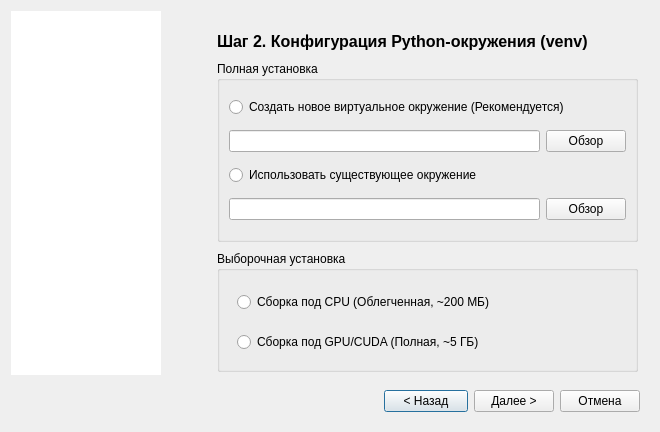
Ivanos121/pyTorch-Studio, file src/start_progect.ui: the form before one commit.
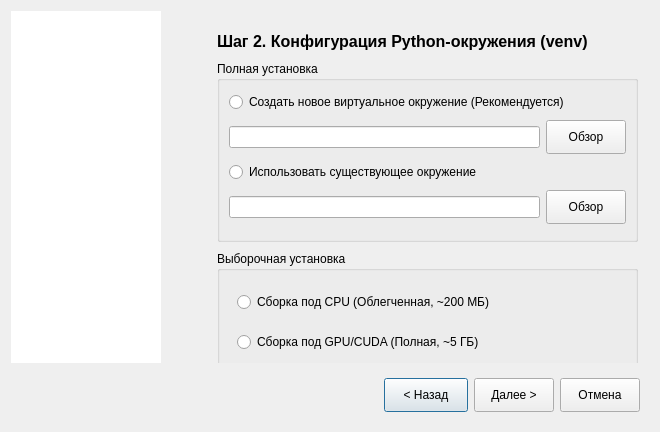
The form after the commit. The open tabs and pages were chosen to show the change.

```diff
--- a/src/start_progect.ui
+++ b/src/start_progect.ui
@@ -31,13 +31,13 @@
         <property name="minimumSize">
          <size>
           <width>84</width>
-          <height>0</height>
+          <height>34</height>
          </size>
         </property>
         <property name="maximumSize">
          <size>
-          <width>84</width>
-          <height>16777215</height>
+          <width>0</width>
+          <height>34</height>
          </size>
         </property>
         <property name="text">
@@ -53,6 +53,12 @@
           <verstretch>0</verstretch>
          </sizepolicy>
         </property>
+        <property name="minimumSize">
+         <size>
+          <width>0</width>
+          <height>34</height>
+         </size>
+        </property>
         <property name="text">
          <string>Далее &gt;</string>
         </property>
@@ -66,6 +72,12 @@
           <verstretch>0</verstretch>
          </sizepolicy>
         </property>
+        <property name="minimumSize">
+         <size>
+          <width>0</width>
+          <height>34</height>
+         </size>
+        </property>
         <property name="text">
          <string>Отмена</string>
         </property>
@@ -204,6 +216,12 @@
         </item>
         <item row="1" column="1">
          <widget class="QPushButton" name="btn_dyr2">
+          <property name="minimumSize">
+           <size>
+            <width>0</width>
+            <height>34</height>
+           </size>
+          </property>
           <property name="text">
            <string>Обзор</string>
           </property>
@@ -221,6 +239,12 @@
         </item>
         <item row="3" column="1">
          <widget class="QPushButton" name="btn_dyr">
+          <property name="minimumSize">
+           <size>
+            <width>0</width>
+            <height>34</height>
+           </size>
+          </property>
           <property name="text">
            <string>Обзор</string>
           </property>
```
Left out of the diff: 16 changed lines with no effect on the pictures.
